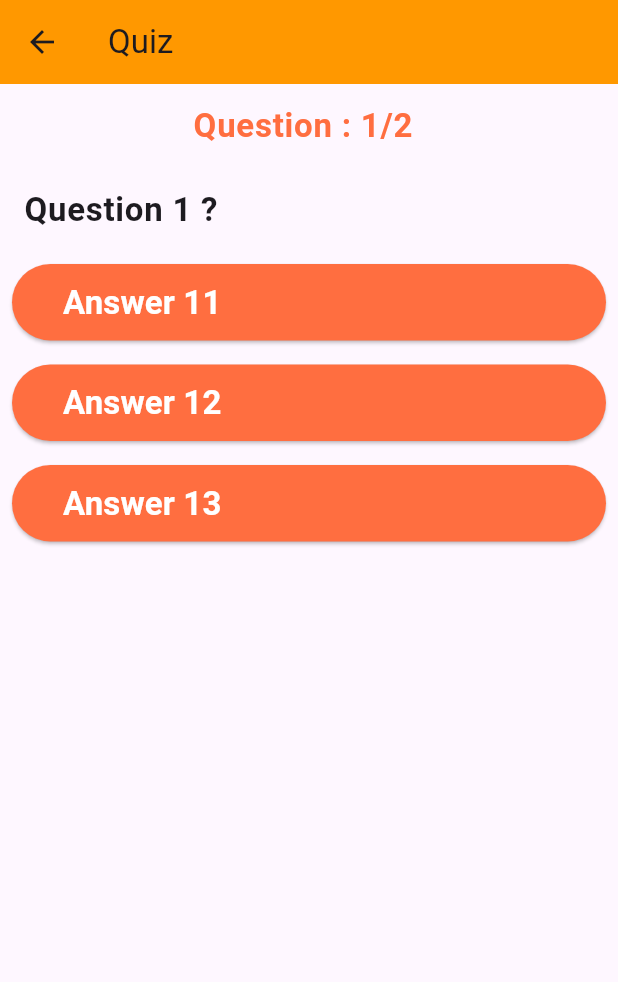
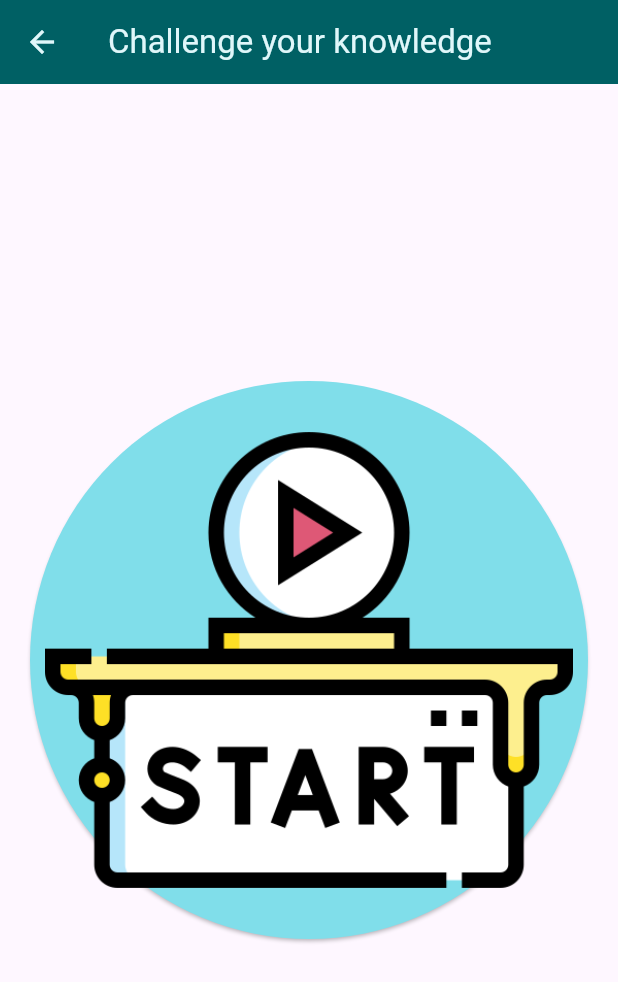
Before and after one commit to Dev7HD/flutter-dart-simple-app, a Flutter app: the screen it shows after launch, in the side drawer, after a tap on "Quiz", on a phone screen of 412 x 824 dp. Shown: the top 982 px of the screen. Run offline on Flutter 3.47's test engine with Material 3 defaults, Android fonts, the phone set to English and light mode, and no system bars; missing offline and left inert: flutter_file_dialog.

Commit message:
APP UPDATE.

```diff
--- a/lib/main.dart
+++ b/lib/main.dart
@@ -1,8 +1,9 @@
 import 'package:flutter/material.dart';
 import 'quiz.dart';
 import 'weather-form.dart';
+import 'gallery.dart';
 
-void main() => runApp(MaterialApp(
+void main() => runApp(const MaterialApp(
   home: MyApp(),
 ));
 
@@ -14,7 +15,8 @@ class MyApp extends StatelessWidget {
     return Scaffold(
         appBar: AppBar(
           title: const Text('First App'),
-          backgroundColor: Colors.orange,
+          backgroundColor: Colors.cyan[900],
+          foregroundColor: Colors.cyan[200],
         ),
         body: const Center(
             child: Text(
@@ -27,7 +29,7 @@ class MyApp extends StatelessWidget {
             children: <Widget>[
               const DrawerHeader(
                 decoration: BoxDecoration(
-                    gradient: LinearGradient(colors: [Colors.orange, Colors.white])),
+                    gradient: LinearGradient(colors: [Color(0xFF006064), Colors.white], begin: Alignment.topCenter, end: Alignment.bottomCenter)),
                 child: Center(
                   child: CircleAvatar(
                     radius: 50,backgroundImage: AssetImage('assets/images/developer.png'),
@@ -51,7 +53,16 @@ class MyApp extends StatelessWidget {
                   trailing: const Icon(Icons.arrow_right),
                   onTap: () {
                     Navigator.of(context).pop();
-                    Navigator.push(context, MaterialPageRoute(builder: (context) => WeatherForm()));
+                    Navigator.push(context, MaterialPageRoute(builder: (context) => const WeatherForm()));
+                  }),
+              ListTile(
+                  title: const Text(
+                    'Gallery',style: TextStyle(fontSize: 18),
+                  ),
+                  trailing: const Icon(Icons.arrow_right),
+                  onTap: () {
+                    Navigator.of(context).pop();
+                    Navigator.push(context, MaterialPageRoute(builder: (context) => const Gallery()));
                   })
             ],
           ),
--- a/lib/quiz.dart
+++ b/lib/quiz.dart
@@ -1,24 +1,108 @@
 import 'package:flutter/material.dart';
+
 class Quiz extends StatefulWidget {
   const Quiz({super.key});
+  @override
+  _QuizStart createState() => _QuizStart();
+}
+
+class _QuizStart extends State<Quiz> {
+  @override
+  Widget build(BuildContext context) {
+    return Scaffold(
+      appBar: AppBar(
+        backgroundColor: Colors.cyan[900],
+        foregroundColor: Colors.cyan[50],
+        title: const Text('Challenge your knowledge'),
+      ),
+      /*body: Padding(
+        padding: const EdgeInsets.all(8.0),
+        child: Column(
+          children: <Widget>[
+            SizedBox(
+              child: Padding(
+                padding: const EdgeInsets.all(20),
+                child: ElevatedButton(
+                  style: ElevatedButton.styleFrom(
+                    padding: const EdgeInsets.all(10),
+                    backgroundColor: Colors.cyan[200],
+                    foregroundColor: Colors.cyan[900],
+                  ),
+                  onPressed: () {
+                    Navigator.of(context).push(MaterialPageRoute(builder: (context) => const QuizWidget()));
+                  },
+                  child: Image.asset('assets/images/start.png'),
+                ),
+              ),
+            ),
+          ],
+        ),
+      ),*/
+      body: Center(
+        child: Column(
+            mainAxisAlignment: MainAxisAlignment.center,
+          children: <Widget>[
+            SizedBox(
+              child: Padding(
+                padding: const EdgeInsets.all(20),
+                child: ElevatedButton(
+                  style: ElevatedButton.styleFrom(
+                    padding: const EdgeInsets.all(10),
+                    backgroundColor: Colors.cyan[200],
+                    foregroundColor: Colors.cyan[900],
+                  ),
+                  onPressed: () {
+                    Navigator.of(context).push(MaterialPageRoute(builder: (context) => const QuizWidget()));
+                    },
+                  child: Image.asset('assets/images/start.png'),
+                ),
+              ),
+            ),
+          ],
+        ),
+      ),
+    );
+  }
+}
+
+class QuizWidget extends StatefulWidget {
+  const QuizWidget({super.key});
 
   @override
   _QuizState createState() => _QuizState();
 }
-class _QuizState extends State<Quiz> {
-  int currentQuestion=0;
-  int score=0;
-  final quiz=[
-    {'title':'Question 1','answers':[
-      {'answer':'Answer 11', 'correct':false},
-      {'answer':'Answer 12', 'correct':false},
-      {'answer':'Answer 13', 'correct':true},
-    ]},{'title':'Question 2','answers':[
-      {'answer':'Answer 21', 'correct':false},
-      {'answer':'Answer 22', 'correct':true},
-      {'answer':'Answer 23', 'correct':false},
-    ]},
+
+class _QuizState extends State<QuizWidget> {
+  int currentQuestion = 0;
+  int score = 0;
+
+  final List<Map<String, Object>> quiz = [
+    {
+      'title': 'Who owns Flutter?',
+      'answers': [
+        {'answer': 'Microsoft', 'correct': false},
+        {'answer': 'Meta', 'correct': false},
+        {'answer': 'Alphabet Inc.', 'correct': true},
+      ]
+    },
+    {
+      'title': 'Who is the founder of Dart?',
+      'answers': [
+        {'answer': 'Navneet Dalal', 'correct': false},
+        {'answer': 'Ken Dart', 'correct': true},
+        {'answer': 'Mehul Nariyawala', 'correct': false},
+      ]
+    },
+    {
+      'title': 'Who is the founder of Instagram?',
+      'answers': [
+        {'answer': 'Mark Zuckerberg', 'correct': false},
+        {'answer': 'Kevin Systrom', 'correct': true},
+        {'answer': 'Bill Gates', 'correct': false},
+      ]
+    },
   ];
+
   @override
   Widget build(BuildContext context) {
     return Scaffold(
@@ -26,62 +110,83 @@ class _QuizState extends State<Quiz> {
         title: const Text('Quiz'),
         backgroundColor: Colors.orange,
       ),
-    body:
-    (this.currentQuestion>=quiz.length)?
-    Center(child: Column(
+      body: currentQuestion >= quiz.length
+          ? Center(
+        child: Column(
           mainAxisAlignment: MainAxisAlignment.center,
           children: <Widget>[
-    Text('Score : ${(score/quiz.length*100).round()} %',style:
-
-    const TextStyle(color: Colors.deepOrangeAccent,fontSize: 22)),
-
+            Text(
+              'Score : ${(score / quiz.length * 100).round()} %',
+              style: const TextStyle(color: Colors.black87, fontSize: 22),
+            ),
             ElevatedButton(
               style: ElevatedButton.styleFrom(
-        backgroundColor: Colors.deepOrangeAccent
+                backgroundColor: Colors.cyan[900],
+                foregroundColor: Colors.cyan[200]
               ),
-    onPressed: (){
-    setState((){
-    currentQuestion=0;
-    score=0;
+              onPressed: () {
+                setState(() {
+                  currentQuestion = 0;
+                  score = 0;
                 });
               },
-    child: const Text('Restart ...',style: TextStyle(color:
-    Colors.white,fontSize: 22),
-    ))
-    ]
-    )) : ListView(
+              child: const Text(
+                'Restart ...',
+                style: TextStyle(fontSize: 22),
+              ),
+            ),
+          ],
+        ),
+      )
+          : ListView(
         children: <Widget>[
           ListTile(
-          title: Center(child: Text('Question : ${currentQuestion+1}/${quiz.length}',style:
-          const TextStyle(fontSize: 22,fontWeight: FontWeight.bold, color: Colors.deepOrangeAccent))) ,
+            title: Center(
+              child: Text(
+                'Question : ${currentQuestion + 1}/${quiz.length}',
+                style: const TextStyle(fontSize: 22, fontWeight: FontWeight.bold, color: Colors.black54),
+              ),
+            ),
           ),
           ListTile(
-          title: Text ('${quiz[currentQuestion]['title']} ?',style: const TextStyle(fontSize: 22,fontWeight: FontWeight.bold),),),
-        ...(quiz[currentQuestion]['answers'] as List<Map<String,Object>>).map((answer){
+            title: Center(
+              child: Text(
+                '${quiz[currentQuestion]['title']} ?',
+                style: const TextStyle(fontSize: 22, fontWeight: FontWeight.bold),
+              ),
+            )
+          ),
+          ...(quiz[currentQuestion]['answers'] as List<Map<String, Object>>).map((answer) {
             return Padding(
               padding: const EdgeInsets.all(8.0),
               child: ElevatedButton(
                 style: ElevatedButton.styleFrom(
-                backgroundColor: Colors.deepOrangeAccent
+                  backgroundColor: Colors.cyan[900],
+                  foregroundColor: Colors.cyan[50]
                 ),
-              onPressed: (){
+                onPressed: () {
                   setState(() {
-                  if(answer['correct']==true) ++score;
-                  ++this.currentQuestion;
+                    if (answer['correct'] == true) {
+                      ++score;
+                    }
+                    ++currentQuestion;
                   });
                 },
-              child:Container(
+                child: Container(
                   padding: const EdgeInsets.all(10),
                   child: Align(
-                    alignment: Alignment.centerLeft,
-                    child: Text(answer['answer'] as String,
-                      style: const TextStyle(color: Colors.white,fontSize: 22,fontWeight: FontWeight.bold),)
-                )
+                    alignment: Alignment.center,
+                    child: Text(
+                      answer['answer'] as String,
+                      style: const TextStyle(fontSize: 22, fontWeight: FontWeight.bold, ),
+                    ),
+                  ),
                 ),
               ),
             );
-        })
+          }),
         ],
       ),
     );
-  }}
+  }
+}
--- a/pubspec.yaml
+++ b/pubspec.yaml
@@ -32,6 +32,8 @@ dependencies:
     sdk: flutter
   http: ^1.2.1
   intl: ^0.19.0
+  flutter_file_dialog: ^3.0.2
+  path_provider: ^2.1.3
 
 
   # The following adds the Cupertino Icons font to your application.
@@ -47,7 +49,7 @@ dev_dependencies:
   # activated in the `analysis_options.yaml` file located at the root of your
   # package. See that file for information about deactivating specific lint
   # rules and activating additional ones.
-  flutter_lints: ^3.0.0
+  flutter_lints: ^4.0.0
 
 # For information on the generic Dart part of this file, see the
 # following page: https://dart.dev/tools/pub/pubspec
@@ -92,3 +94,4 @@ flutter:
   # see https://flutter.dev/custom-fonts/#from-packages
   assets:
     - assets/images/
+    - assets/images/start.png
```
Also changed, not shown: lib/gallery.dart (added, +223 -0 lines), lib/weather-form.dart (+7 -5 lines), lib/weather.dart (+16 -3 lines), assets/images/default.png (added), assets/images/start.png (added), pubspec.lock, 8 other files. Lines whose indentation alone changed are shown as unchanged.
